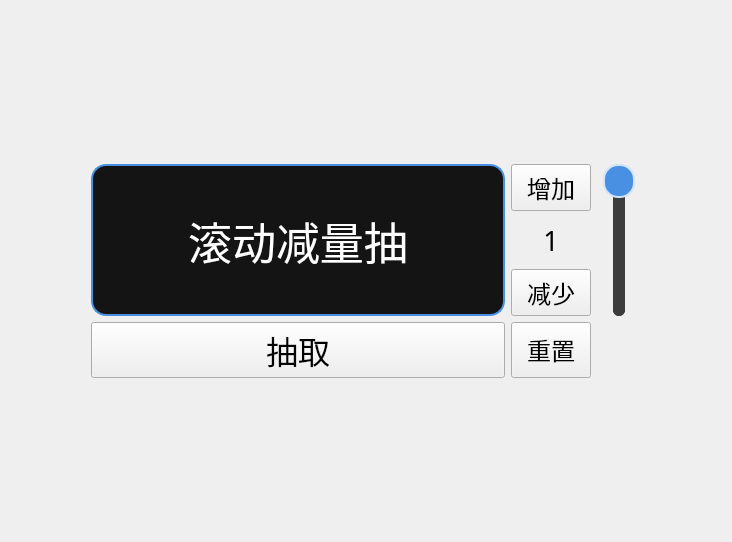
Before: the Qt Designer form ui/WidgetScrollLift.ui in HQZ-OhNone/randname, drawn with Qt 5.
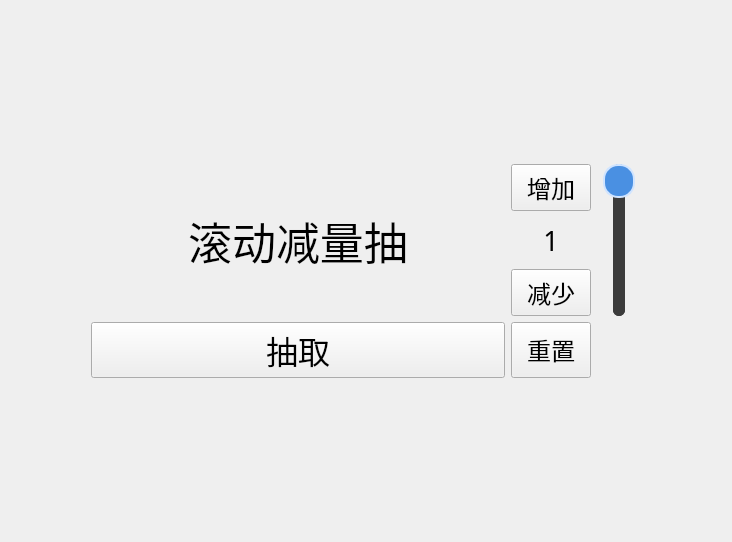
After: the same form once the commit is applied.

Diff of the .ui file:
```diff
--- a/ui/WidgetScrollLift.ui
+++ b/ui/WidgetScrollLift.ui
@@ -122,16 +122,6 @@
        <pointsize>33</pointsize>
       </font>
      </property>
-     <property name="styleSheet">
-      <string notr="true">QLabel {
-    background-color: rgba(20, 20, 20, 255);  /* 深色背景 */
-    border: 2px solid #4A90E2;                /* 蓝色边框 */
-    border-radius: 15px;                      /* 圆角半径 */
-    padding: 8px;                             /* 内边距 */
-    color: white;                             /* 字体颜色 */
-}
-</string>
-     </property>
      <property name="text">
       <string>滚动减量抽</string>
      </property>
```
